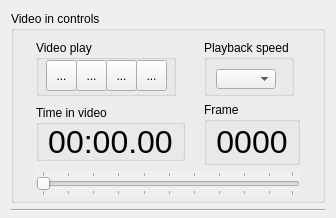
Before: the Qt Designer form score_behavior/video_control_ui.ui in NeuroNetMem/score, drawn with Qt 5.
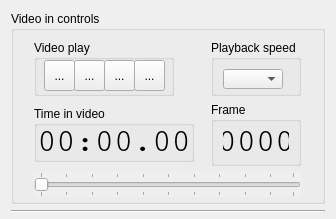
After: the same form once the commit is applied. Icons and pictures are not drawn.

What changed in the file:
```diff
--- a/score_behavior/video_control_ui.ui
+++ b/score_behavior/video_control_ui.ui
@@ -190,13 +190,13 @@
        <widget class="QGroupBox" name="groupBox_4">
         <property name="minimumSize">
          <size>
-          <width>0</width>
+          <width>160</width>
           <height>56</height>
          </size>
         </property>
         <property name="maximumSize">
          <size>
-          <width>16777215</width>
+          <width>160</width>
           <height>56</height>
          </size>
         </property>
@@ -204,9 +204,15 @@
          <string>Time in video</string>
         </property>
         <layout class="QVBoxLayout" name="verticalLayout_3">
+         <property name="leftMargin">
+          <number>2</number>
+         </property>
          <property name="topMargin">
           <number>2</number>
          </property>
+         <property name="rightMargin">
+          <number>2</number>
+         </property>
          <property name="bottomMargin">
           <number>2</number>
          </property>
@@ -214,12 +220,19 @@
           <widget class="QLabel" name="timeLabel">
            <property name="minimumSize">
             <size>
-             <width>0</width>
+             <width>150</width>
              <height>24</height>
             </size>
            </property>
+           <property name="maximumSize">
+            <size>
+             <width>150</width>
+             <height>16777215</height>
+            </size>
+           </property>
            <property name="font">
             <font>
+             <family>Courier</family>
              <pointsize>24</pointsize>
             </font>
            </property>
@@ -292,6 +305,18 @@
       </item>
       <item row="2" column="1">
        <widget class="QGroupBox" name="groupBox_5">
+        <property name="minimumSize">
+         <size>
+          <width>90</width>
+          <height>0</height>
+         </size>
+        </property>
+        <property name="maximumSize">
+         <size>
+          <width>90</width>
+          <height>16777215</height>
+         </size>
+        </property>
         <property name="title">
          <string>Frame</string>
         </property>
@@ -306,6 +331,7 @@
           <widget class="QLabel" name="frameLabel">
            <property name="font">
             <font>
+             <family>Courier</family>
              <pointsize>24</pointsize>
             </font>
            </property>
```
